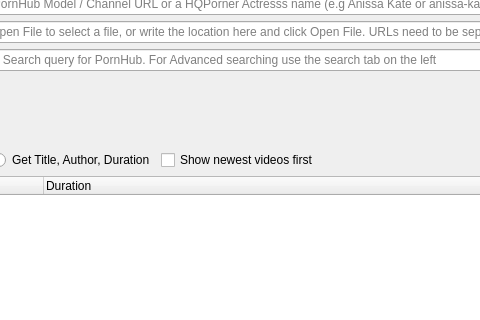
Old version of the form src/frontend/form_desktop.ui in the repository EchterAlsFake/Porn_Fetch; both pictures show x 252 to 732 and y 147 to 467 of the 1491 by 712 pixel window.
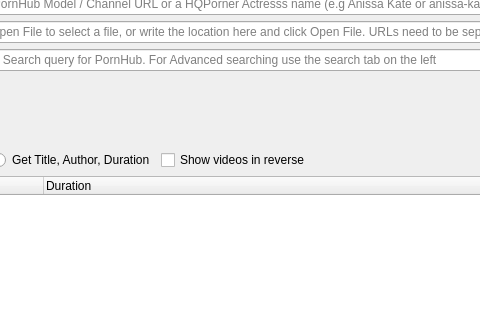
New version of the form.

The edit to the form file:
```diff
--- a/src/frontend/form_desktop.ui
+++ b/src/frontend/form_desktop.ui
@@ -292,7 +292,7 @@
                       <item>
                        <widget class="QCheckBox" name="checkbox_newest_videos_first">
                         <property name="text">
-                         <string>Show newest videos first</string>
+                         <string>Show videos in reverse</string>
                         </property>
                        </widget>
                       </item>
```
Left out of the diff: 2 changed lines with no effect on the pictures.
